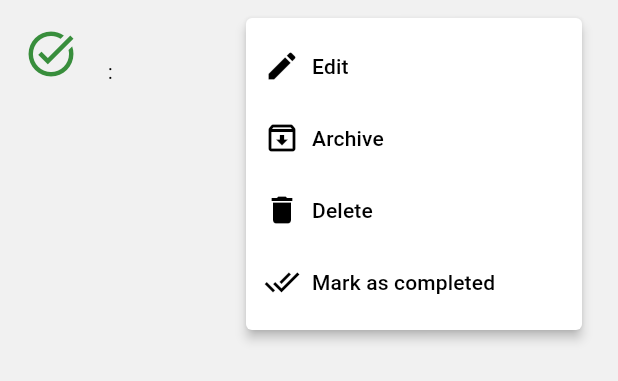
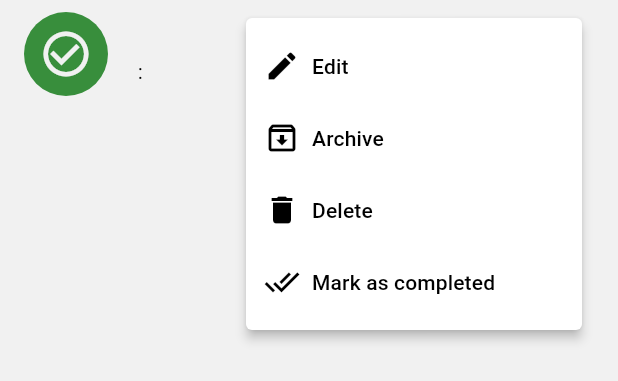
Before and after one commit to danielmontes9/flutter-todo-list-app, a Flutter app: the TaskTile widget shown alone on an empty page, opened directly with empty values, after a tap on the "more vert" icon, on a phone screen of 412 x 824 dp. Shown: the top 381 px of the screen. Run offline on Flutter 3.47's test engine with Material 3 defaults, Android fonts, the phone set to English and light mode, and no system bars; our stand-ins replace equatable, flutter_bloc, logger, sqflite, sqflite_common_ffi_web; accounts and stored records are empty.

Commit message:
refactor: :recycle: add icon status widget

```diff
--- /dev/null
+++ b/lib/features/todo/widgets/icon_status.dart
@@ -0,0 +1,32 @@
+import 'package:flutter/material.dart';
+import 'package:flutter_todo_list_app/core/theme/app_colors.dart';
+
+class IconStatus extends StatelessWidget {
+  final String status;
+  const IconStatus({super.key, required this.status});
+
+  @override
+  Widget build(BuildContext context) {
+    return Container(
+      padding: EdgeInsets.all(10.0),
+      decoration: BoxDecoration(
+        shape: BoxShape.circle,
+        color:
+            status == 'pending'
+                ? AppColors.warning
+                : status == 'archived'
+                ? AppColors.info
+                : AppColors.success,
+      ),
+      child: Icon(
+        status == 'pending'
+            ? Icons.pending_actions
+            : status == 'archived'
+            ? Icons.pending_outlined
+            : Icons.check_circle_outline,
+        size: 36,
+        color: AppColors.white,
+      ),
+    );
+  }
+}
--- a/lib/features/todo/widgets/task_tile.dart
+++ b/lib/features/todo/widgets/task_tile.dart
@@ -3,8 +3,8 @@ import 'package:flutter_bloc/flutter_bloc.dart';
 import 'package:flutter_todo_list_app/core/blocs/task/task_bloc.dart';
 import 'package:flutter_todo_list_app/core/blocs/task/task_event.dart';
 import 'package:flutter_todo_list_app/core/blocs/task/task_state.dart';
-import 'package:flutter_todo_list_app/core/theme/app_colors.dart';
 import 'package:flutter_todo_list_app/features/todo/screens/form_task.dart';
+import 'package:flutter_todo_list_app/features/todo/widgets/icon_status.dart';
 
 class TaskTile extends StatefulWidget {
   final int id;
@@ -73,31 +73,7 @@ class _TaskTileState extends State<TaskTile> {
             style: TextStyle(fontSize: 18, fontWeight: FontWeight.w600),
           ),
           subtitle: Text('${widget.dueDate} : ${widget.subtitle}'),
-          leading:
-              (widget.status == 'pending'
-                  ? Container(
-                    padding: EdgeInsets.all(10.0),
-                    decoration: BoxDecoration(
-                      shape: BoxShape.circle,
-                      color: AppColors.warning,
-                    ),
-                    child: const Icon(
-                      Icons.pending_actions,
-                      size: 36,
-                      color: AppColors.white,
-                    ),
-                  )
-                  : widget.status == 'archived'
-                  ? const Icon(
-                    Icons.pending_outlined,
-                    size: 36,
-                    color: AppColors.info,
-                  )
-                  : const Icon(
-                    Icons.task_alt,
-                    size: 36,
-                    color: AppColors.success,
-                  )),
+          leading: IconStatus(status: widget.status),
           trailing: PopupMenuButton(
             itemBuilder: (BuildContext context) {
               return <PopupMenuEntry>[
```
